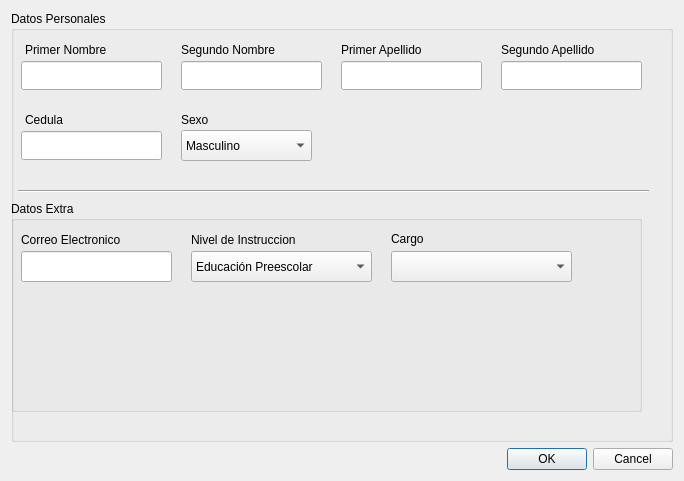
hostelix/personal-IO, file plantillas_interfaces/interfaz_registro_datos.ui: the form before one commit.
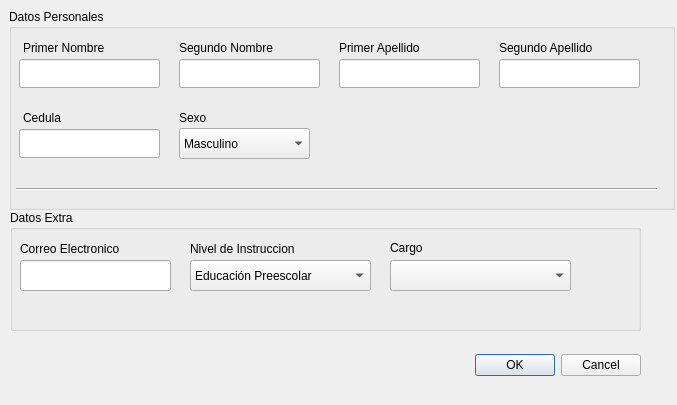
The form after the commit.

Commit message: [MOD] modificaciones en las plantillas de interfaces

Patch:
```diff
--- a/plantillas_interfaces/interfaz_registro_datos.ui
+++ b/plantillas_interfaces/interfaz_registro_datos.ui
@@ -6,8 +6,8 @@
    <rect>
     <x>0</x>
     <y>0</y>
-    <width>684</width>
-    <height>481</height>
+    <width>677</width>
+    <height>405</height>
    </rect>
   </property>
   <property name="windowTitle">
@@ -16,9 +16,15 @@
   <property name="toolTip">
    <string>&lt;html&gt;&lt;head/&gt;&lt;body&gt;&lt;p&gt;&lt;br/&gt;&lt;/p&gt;&lt;p&gt;&lt;br/&gt;&lt;/p&gt;&lt;/body&gt;&lt;/html&gt;</string>
   </property>
-  <layout class="QGridLayout" name="gridLayout">
-   <item row="0" column="0">
-    <widget class="QGroupBox" name="groupBox">
+  <widget class="QGroupBox" name="grupo_datos_personales">
+   <property name="geometry">
+    <rect>
+     <x>9</x>
+     <y>9</y>
+     <width>666</width>
+     <height>201</height>
+    </rect>
+   </property>
      <property name="title">
       <string>Datos Personales</string>
      </property>
@@ -157,7 +163,7 @@
        </property>
       </item>
      </widget>
-     <widget class="QLabel" name="label_cedula_2">
+   <widget class="QLabel" name="label_sexo">
       <property name="geometry">
        <rect>
         <x>170</x>
@@ -175,7 +181,7 @@
        <rect>
         <x>7</x>
         <y>170</y>
-        <width>631</width>
+      <width>641</width>
         <height>20</height>
        </rect>
       </property>
@@ -183,13 +189,30 @@
        <enum>Qt::Horizontal</enum>
       </property>
      </widget>
-     <widget class="QGroupBox" name="groupBox_2">
+  </widget>
+  <widget class="QDialogButtonBox" name="acciones_registro">
       <property name="geometry">
        <rect>
-        <x>0</x>
-        <y>190</y>
+     <x>440</x>
+     <y>340</y>
+     <width>201</width>
+     <height>51</height>
+    </rect>
+   </property>
+   <property name="orientation">
+    <enum>Qt::Horizontal</enum>
+   </property>
+   <property name="standardButtons">
+    <set>QDialogButtonBox::Cancel|QDialogButtonBox::Ok</set>
+   </property>
+  </widget>
+  <widget class="QGroupBox" name="gurpo_datos_extras">
+   <property name="geometry">
+    <rect>
+     <x>10</x>
+     <y>210</y>
         <width>631</width>
-        <height>211</height>
+     <height>121</height>
        </rect>
       </property>
       <property name="title">
@@ -285,19 +308,6 @@
        </property>
       </widget>
      </widget>
-    </widget>
-   </item>
-   <item row="1" column="0">
-    <widget class="QDialogButtonBox" name="acciones_registro">
-     <property name="orientation">
-      <enum>Qt::Horizontal</enum>
-     </property>
-     <property name="standardButtons">
-      <set>QDialogButtonBox::Cancel|QDialogButtonBox::Ok</set>
-     </property>
-    </widget>
-   </item>
-  </layout>
  </widget>
  <resources/>
  <connections>
```
Left out of the diff: 4 changed lines with no effect on the pictures. Lines whose indentation alone changed are shown as unchanged. The commit also changes 1 other file.
